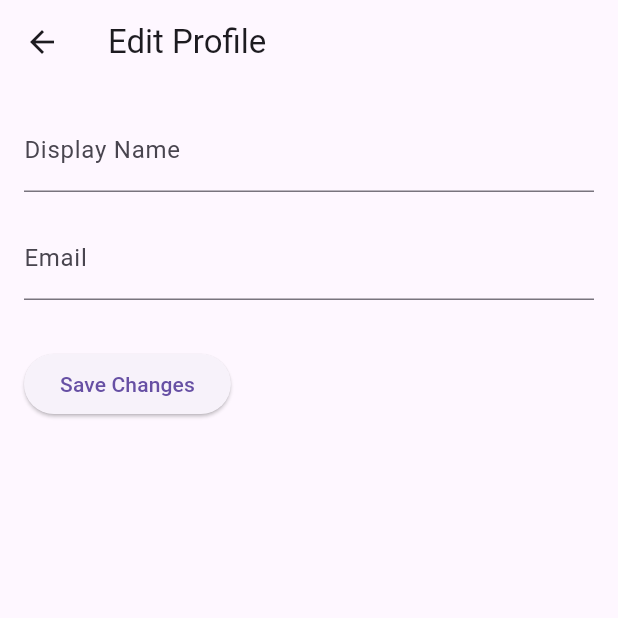
After one commit to VP7985/fitnessgoal, a Flutter app: the ProfilePage screen opened directly, after a tap on "Edit Profile", on a phone screen of 412 x 824 dp, the top half of it. The commit adds this screen. Run offline on Flutter 3.47's test engine with Material 3 defaults, Android fonts, the phone set to English and light mode, and no system bars; our stand-ins replace firebase_auth, firebase_core, google_sign_in, image_picker, percent_indicator; accounts and stored records are empty; network calls fail.

Commit message:
profile_page_review_name_image

```diff
--- /dev/null
+++ b/lib/auth/edit_profile.dart
@@ -0,0 +1,69 @@
+import 'package:flutter/material.dart';
+import 'package:firebase_auth/firebase_auth.dart';
+
+class EditProfilePage extends StatefulWidget {
+  const EditProfilePage({Key? key}) : super(key: key);
+
+  @override
+  _EditProfilePageState createState() => _EditProfilePageState();
+}
+
+class _EditProfilePageState extends State<EditProfilePage> {
+  final _displayNameController = TextEditingController();
+  final _emailController = TextEditingController();
+  final _auth = FirebaseAuth.instance;
+  late User? _currentUser;
+
+  @override
+  void initState() {
+    super.initState();
+    _currentUser = _auth.currentUser;
+    _displayNameController.text = _currentUser?.displayName ?? '';
+    _emailController.text = _currentUser?.email ?? '';
+  }
+
+  Future<void> _updateProfile() async {
+    try {
+      await _currentUser?.updateDisplayName(_displayNameController.text);
+      await _currentUser?.updateEmail(_emailController.text);
+      ScaffoldMessenger.of(context).showSnackBar(
+        SnackBar(content: Text('Profile updated successfully')),
+      );
+    } catch (e) {
+      ScaffoldMessenger.of(context).showSnackBar(
+        SnackBar(content: Text('Failed to update profile: $e')),
+      );
+    }
+  }
+
+  @override
+  Widget build(BuildContext context) {
+    return Scaffold(
+      appBar: AppBar(
+        title: Text('Edit Profile'),
+      ),
+      body: Padding(
+        padding: const EdgeInsets.all(16.0),
+        child: Column(
+          crossAxisAlignment: CrossAxisAlignment.start,
+          children: [
+            TextFormField(
+              controller: _displayNameController,
+              decoration: InputDecoration(labelText: 'Display Name'),
+            ),
+            SizedBox(height: 16),
+            TextFormField(
+              controller: _emailController,
+              decoration: InputDecoration(labelText: 'Email'),
+            ),
+            SizedBox(height: 32),
+            ElevatedButton(
+              onPressed: _updateProfile,
+              child: Text('Save Changes'),
+            ),
+          ],
+        ),
+      ),
+    );
+  }
+}
--- a/lib/screens/profile_page.dart
+++ b/lib/screens/profile_page.dart
@@ -1,42 +1,93 @@
+import 'dart:io';
+
+import 'package:fitnessgoal/auth/change_password.dart';
+import 'package:fitnessgoal/auth/edit_profile.dart';
+import 'package:flutter/material.dart';
 import 'package:firebase_auth/firebase_auth.dart';
-import 'package:flutter/material.dart';
+import 'package:image_picker/image_picker.dart';
 
 class ProfilePage extends StatefulWidget {
-  const ProfilePage({super.key});
+  const ProfilePage({Key? key}) : super(key: key);
 
   @override
-  State<ProfilePage> createState() => _ProfilePageState();
+  _ProfilePageState createState() => _ProfilePageState();
 }
 
 class _ProfilePageState extends State<ProfilePage> {
-  final currentUser = FirebaseAuth.instance.currentUser!;
+  final FirebaseAuth _auth = FirebaseAuth.instance;
+  late User? _currentUser;
+  File? _imageFile;
+
+  @override
+  void initState() {
+    super.initState();
+    _currentUser = _auth.currentUser;
+  }
+
+  Future<void> _pickImage(ImageSource source) async {
+    final picker = ImagePicker();
+    final pickedFile = await picker.pickImage(source: source);
+
+    setState(() {
+      if (pickedFile != null) {
+        _imageFile = File(pickedFile.path);
+        // You can upload the _imageFile to Firebase Storage or display it directly
+      }
+    });
+  }
+
   @override
   Widget build(BuildContext context) {
     return Scaffold(
-      backgroundColor: Colors.grey[300],
       appBar: AppBar(
         title: Text("Profile Page"),
-        backgroundColor: Colors.blue,
       ),
       body: ListView(
+        padding: EdgeInsets.all(16),
         children: [
-          Icon(
-            Icons.person,
-            size: 72,
-          ),
-          Text(
-            currentUser.email!,
-            textAlign: TextAlign.center,
-            style: TextStyle(color: Colors.grey[700]),
-          ),
-          const SizedBox(height: 50,),
-            Padding(
-              padding: const EdgeInsets.only(left: 25.0),
-              child: Text(
-                'My Details',
-                style: TextStyle(color: Colors.grey[600]),
+          Center(
+            child: GestureDetector(
+              onTap: () => _pickImage(ImageSource.gallery),
+              child: CircleAvatar(
+                radius: 72,
+                backgroundImage: _imageFile != null
+                    ? FileImage(_imageFile!)
+                    : _currentUser?.photoURL != null
+                        ? NetworkImage(_currentUser!.photoURL!)
+                        : AssetImage('assets/default_profile_image.png')
+                            as ImageProvider,
               ),
             ),
+          ),
+          SizedBox(height: 16),
+          Text(
+            _currentUser?.email ?? 'No email found',
+            textAlign: TextAlign.center,
+            style: TextStyle(color: Colors.grey[700], fontSize: 16),
+          ),
+          SizedBox(height: 24),
+          ListTile(
+            title: Text('Edit Profile'),
+            leading: Icon(Icons.edit),
+            onTap: () {
+              Navigator.push(
+                context,
+                MaterialPageRoute(
+                  builder: (builder) => EditProfilePage(),
+                ),
+              );
+            },
+          ),
+          ListTile(
+            title: Text('Change Password'),
+            leading: Icon(Icons.lock),
+            onTap: () {
+              Navigator.push(
+                context,
+                MaterialPageRoute(builder: (builder) => ChangePasswordPage()),
+              );
+            },
+          ),
         ],
       ),
     );
--- a/lib/screens/register.dart
+++ b/lib/screens/register.dart
@@ -22,7 +22,7 @@ class _RegisterPageState extends State<RegisterPage> {
 
   Future<void> _signUp() async {
     setState(() {
-      _isLoading = true; // show loading indicator
+      _isLoading = true;
     });
 
     try {
--- a/pubspec.yaml
+++ b/pubspec.yaml
@@ -45,6 +45,9 @@ dependencies:
   sign_in_button: ^3.2.0
   salomon_bottom_bar: ^3.3.2
   google_sign_in: ^6.2.1
+  cloud_firestore: ^4.17.3
+  image_picker: ^1.1.1
+  firebase_storage: ^11.7.5
 
 dev_dependencies:
   flutter_test:
```
Also changed, not shown: lib/auth/auth_for_google.dart (added, +32 -0 lines), lib/auth/change_password.dart (added, +68 -0 lines), lib/components/drawer.dart (+21 -7 lines), lib/screens/login.dart (+63 -115 lines), pubspec.lock, 6 other files.
